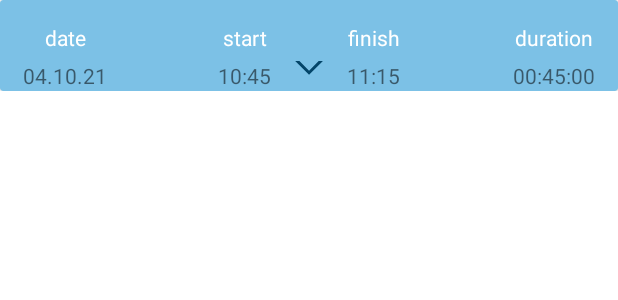
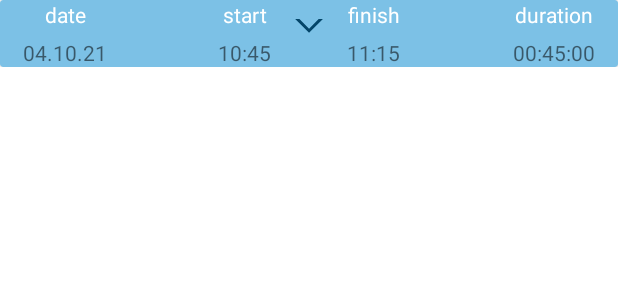
Before and after one commit to AndrewSozonov/Urban-Ride, an Android app: the layout recycler_item_history.xml on its own in the app's theme, with its tools: preview values and no code run, on a phone screen of 412 x 824 dp. Shown: the top 300 px of the screen. Run offline under Robolectric (Android 15) with nearby library versions, the phone set to English and light mode, and no system bars.

Commit message:
Commit 2.
 - Moved data calculation from RideFragment to RideViewModel.

 - Fixed UI in HistoryFragment

```diff
--- a/app/src/main/java/com/andrewsozonov/urbanride/MainActivity.kt
+++ b/app/src/main/java/com/andrewsozonov/urbanride/MainActivity.kt
@@ -32,7 +32,7 @@ class MainActivity : AppCompatActivity() {
                 R.id.navigation_ride, R.id.navigation_history, R.id.navigation_settings
             )
         )
-        setupActionBarWithNavController(navController, appBarConfiguration)
+//        setupActionBarWithNavController(navController, appBarConfiguration)
         navView.setupWithNavController(navController)
     }
 
--- /dev/null
+++ b/app/src/main/java/com/andrewsozonov/urbanride/model/RideDataModel.kt
@@ -0,0 +1,3 @@
+package com.andrewsozonov.urbanride.model
+
+data class RideDataModel (val distance: Float, val speed: Float, val averageSpeed: Float)
--- a/app/src/main/java/com/andrewsozonov/urbanride/service/LocationService.kt
+++ b/app/src/main/java/com/andrewsozonov/urbanride/service/LocationService.kt
@@ -51,6 +51,7 @@ class LocationService : LifecycleService() {
     private var lastSecondTimestamp = 0L
 
     companion object {
+        val serviceStatus = MutableLiveData<String>()
         val isTracking = MutableLiveData<Boolean>()
         val trackingPoints = MutableLiveData<MutableList<MutableList<LatLng>>>()
         val rideTime = MutableLiveData<Long>()
@@ -76,6 +77,7 @@ class LocationService : LifecycleService() {
         intent?.let {
             when (it.action) {
                 START_LOCATION_SERVICE -> {
+                    serviceStatus.value = "Started"
                     if (!isServiceResumed) {
                         Log.d("onStartCommand", "SERVICE_STARTED")
                         startForegroundService()
@@ -89,10 +91,12 @@ class LocationService : LifecycleService() {
                     }
                 }
                 PAUSE_LOCATION_SERVICE -> {
+                    serviceStatus.value = "Paused"
                     Log.d("onStartCommand", "PAUSE_LOCATION_SERVICE")
                     pauseService()
                 }
                 STOP_LOCATION_SERVICE -> {
+                    serviceStatus.value = "Stopped"
                     Log.d("onStartCommand", "STOP_LOCATION_SERVICE")
                     stopService()
                 } else -> return super.onStartCommand(intent, flags, startId)
@@ -150,7 +154,7 @@ class LocationService : LifecycleService() {
         }
     }
 
-    val locationCallBack = object : LocationCallback() {
+    private val locationCallBack = object : LocationCallback() {
         override fun onLocationResult(p0: LocationResult) {
             super.onLocationResult(p0)
             if (isTracking.value!!) {
--- /dev/null
+++ b/app/src/main/res/drawable/imageview_border.xml
@@ -0,0 +1,7 @@
+<?xml version="1.0" encoding="utf-8"?>
+<shape xmlns:android="http://schemas.android.com/apk/res/android">
+    <solid android:color="#FFFFFF" />
+    <stroke android:width="1dp" android:color="@color/dark_blue" />
+    <padding android:left="1dp" android:top="1dp" android:right="1dp"
+        android:bottom="1dp" />
+</shape>
--- a/app/src/main/res/layout-land/fragment_ride.xml
+++ b/app/src/main/res/layout-land/fragment_ride.xml
@@ -14,7 +14,8 @@
         android:layout_marginTop="@dimen/map_margin"
         android:layout_marginBottom="@dimen/map_margin"
         app:layout_constraintWidth_percent="0.55"
-        app:layout_constraintStart_toStartOf="parent"/>
+        app:layout_constraintStart_toStartOf="parent"
+        android:background="@drawable/imageview_border"/>
 
     <TextView
         android:id="@+id/distance_field_name"
--- a/app/src/main/res/layout/fragment_ride.xml
+++ b/app/src/main/res/layout/fragment_ride.xml
@@ -14,7 +14,8 @@
         android:layout_marginTop="@dimen/map_margin"
         android:layout_marginEnd="@dimen/map_margin"
         app:layout_constraintHeight_percent="0.55"
-        app:layout_constraintTop_toTopOf="parent" />
+        app:layout_constraintTop_toTopOf="parent"
+        android:background="@drawable/imageview_border"/>
 
     <TextView
         android:id="@+id/distance_field_name"
--- a/app/src/main/res/layout/recycler_item_history.xml
+++ b/app/src/main/res/layout/recycler_item_history.xml
@@ -26,12 +26,14 @@
                     android:id="@+id/date_field_name"
                     android:layout_width="wrap_content"
                     android:layout_height="wrap_content"
-                    android:layout_marginTop="15dp"
+                    android:text="date"
+                    android:textColor="@color/white"
+                    app:layout_constraintBottom_toTopOf="@+id/date_textView"
                     app:layout_constraintEnd_toEndOf="@id/date_textView"
+                    app:layout_constraintHorizontal_bias="0.5"
                     app:layout_constraintStart_toStartOf="@id/date_textView"
                     app:layout_constraintTop_toTopOf="parent"
-                    android:text="date"
-                    android:textColor="@color/white"/>
+                    app:layout_constraintVertical_chainStyle="packed" />
 
                 <TextView
                     android:id="@+id/date_textView"
@@ -39,20 +41,22 @@
                     android:layout_height="wrap_content"
                     android:layout_marginStart="15dp"
                     android:layout_marginTop="@dimen/margin_between_name_and_field"
+                    android:text="04.10.21"
+                    app:layout_constraintBottom_toBottomOf="parent"
                     app:layout_constraintStart_toStartOf="parent"
-                    app:layout_constraintTop_toBottomOf="@id/date_field_name"
-                    android:text="04.10.21" />
+                    app:layout_constraintTop_toBottomOf="@id/date_field_name" />
 
                 <TextView
                     android:id="@+id/start_field_name"
                     android:layout_width="wrap_content"
                     android:layout_height="wrap_content"
-                    android:layout_marginTop="15dp"
+                    android:text="start"
+                    android:textColor="@color/white"
+                    app:layout_constraintBottom_toTopOf="@+id/start_textView"
                     app:layout_constraintEnd_toEndOf="@id/start_textView"
+                    app:layout_constraintHorizontal_bias="0.5"
                     app:layout_constraintStart_toStartOf="@id/start_textView"
-                    app:layout_constraintTop_toTopOf="parent"
-                    android:text="start"
-                    android:textColor="@color/white"/>
+                    app:layout_constraintTop_toTopOf="parent" />
 
                 <TextView
                     android:id="@+id/start_textView"
@@ -61,19 +65,21 @@
                     android:layout_marginTop="@dimen/margin_between_name_and_field"
                     android:layout_marginEnd="15dp"
                     android:text="10:45"
+                    app:layout_constraintBottom_toBottomOf="parent"
                     app:layout_constraintEnd_toStartOf="@id/arrow_button"
-                    app:layout_constraintTop_toBottomOf="@id/start_field_name" />
+                    app:layout_constraintTop_toBottomOf="@+id/start_field_name" />
 
                 <TextView
                     android:id="@+id/finish_field_name"
                     android:layout_width="wrap_content"
                     android:layout_height="wrap_content"
-                    android:layout_marginTop="15dp"
+                    android:text="finish"
+                    android:textColor="@color/white"
+                    app:layout_constraintBottom_toTopOf="@+id/finish_textView"
                     app:layout_constraintEnd_toEndOf="@id/finish_textView"
+                    app:layout_constraintHorizontal_bias="0.5"
                     app:layout_constraintStart_toStartOf="@id/finish_textView"
-                    app:layout_constraintTop_toTopOf="parent"
-                    android:text="finish"
-                    android:textColor="@color/white"/>
+                    app:layout_constraintTop_toTopOf="parent" />
 
                 <TextView
                     android:id="@+id/finish_textView"
@@ -82,19 +88,21 @@
                     android:layout_marginStart="15dp"
                     android:layout_marginTop="@dimen/margin_between_name_and_field"
                     android:text="11:15"
+                    app:layout_constraintBottom_toBottomOf="parent"
                     app:layout_constraintStart_toEndOf="@id/arrow_button"
-                    app:layout_constraintTop_toBottomOf="@id/finish_field_name" />
+                    app:layout_constraintTop_toBottomOf="@+id/finish_field_name" />
 
                 <TextView
                     android:id="@+id/duration_field_name"
                     android:layout_width="wrap_content"
                     android:layout_height="wrap_content"
-                    android:layout_marginTop="15dp"
+                    android:text="duration"
+                    android:textColor="@color/white"
+                    app:layout_constraintBottom_toTopOf="@+id/duration_textView"
                     app:layout_constraintEnd_toEndOf="@id/duration_textView"
+                    app:layout_constraintHorizontal_bias="0.5"
                     app:layout_constraintStart_toStartOf="@id/duration_textView"
-                    app:layout_constraintTop_toTopOf="parent"
-                    android:text="duration"
-                    android:textColor="@color/white"/>
+                    app:layout_constraintTop_toTopOf="parent" />
 
                 <TextView
                     android:id="@+id/duration_textView"
@@ -103,18 +111,20 @@
                     android:layout_marginTop="@dimen/margin_between_name_and_field"
                     android:layout_marginEnd="15dp"
                     android:text="00:45:00"
+                    app:layout_constraintBottom_toBottomOf="parent"
                     app:layout_constraintEnd_toEndOf="parent"
-                    app:layout_constraintTop_toBottomOf="@id/duration_field_name" />
+                    app:layout_constraintTop_toBottomOf="@+id/duration_field_name" />
 
                 <Button
                     android:id="@+id/arrow_button"
                     android:layout_width="20dp"
                     android:layout_height="20dp"
                     android:background="@drawable/arrow_up"
+                    android:rotation="180"
                     app:layout_constraintEnd_toEndOf="parent"
                     app:layout_constraintStart_toStartOf="parent"
-                    app:layout_constraintTop_toTopOf="@id/start_textView"
-                    android:rotation="180"/>
+                    app:layout_constraintTop_toTopOf="parent"
+                    app:layout_constraintBottom_toBottomOf="parent" />
 
             </androidx.constraintlayout.widget.ConstraintLayout>
 
@@ -204,13 +214,15 @@
                 <ImageView
                     android:id="@+id/history_map"
                     android:layout_width="0dp"
-                    android:layout_height="0dp"
+                    android:layout_height="wrap_content"
                     app:layout_constraintHeight_percent="0.9"
                     app:layout_constraintWidth_percent="0.7"
                     app:layout_constraintBottom_toBottomOf="parent"
                     app:layout_constraintEnd_toEndOf="parent"
+                    android:layout_marginTop="15dp"
                     android:layout_marginBottom="15dp"
                     android:layout_marginEnd="15dp"
+                    android:background="@drawable/imageview_border"
                      />
 
             </androidx.constraintlayout.widget.ConstraintLayout>
--- a/app/src/main/res/values/themes.xml
+++ b/app/src/main/res/values/themes.xml
@@ -1,6 +1,6 @@
 <resources xmlns:tools="http://schemas.android.com/tools">
     <!-- Base application theme. -->
-    <style name="Theme.UrbanRide" parent="Theme.MaterialComponents.DayNight.DarkActionBar">
+    <style name="Theme.UrbanRide" parent="Theme.MaterialComponents.DayNight.NoActionBar">
         <!-- Primary brand color. -->
         <item name="colorPrimary">@color/dark_blue</item>
         <item name="colorPrimaryVariant">@color/purple_700</item>
```
Also changed, not shown: app/src/main/java/com/andrewsozonov/urbanride/ui/ride/RideFragment.kt (+78 -115 lines), app/src/main/java/com/andrewsozonov/urbanride/ui/ride/RideViewModel.kt (+49 -0 lines).
